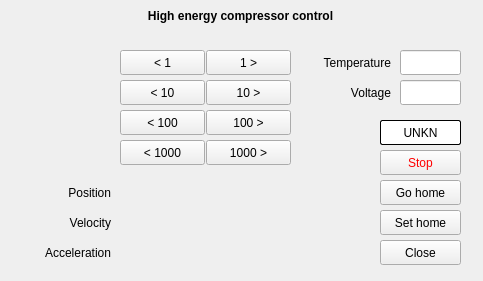
The window that Compressor/compressor.ui (udyni/gui) describes before a commit, drawn with Qt 5.
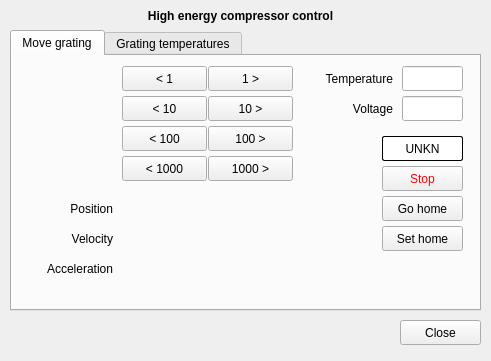
The same window after the commit. Icons and pictures are not drawn. Custom widgets are drawn as their Qt base class.

Commit message:
Compressor: added grating temperature
Added a tab with the grating temperatures

```diff
--- a/Compressor/compressor.ui
+++ b/Compressor/compressor.ui
@@ -6,8 +6,8 @@
    <rect>
     <x>0</x>
     <y>0</y>
-    <width>483</width>
-    <height>281</height>
+    <width>491</width>
+    <height>361</height>
    </rect>
   </property>
   <property name="sizePolicy">
@@ -16,6 +16,12 @@
     <verstretch>0</verstretch>
    </sizepolicy>
   </property>
+  <property name="minimumSize">
+   <size>
+    <width>491</width>
+    <height>361</height>
+   </size>
+  </property>
   <property name="windowTitle">
    <string>Compressor</string>
   </property>
@@ -24,216 +30,6 @@
     <normaloff>:/appicon/prism.png</normaloff>:/appicon/prism.png</iconset>
   </property>
   <widget class="QWidget" name="centralwidget">
-   <widget class="QLabel" name="label">
-    <property name="geometry">
-     <rect>
-      <x>330</x>
-      <y>80</y>
-      <width>61</width>
-      <height>25</height>
-     </rect>
-    </property>
-    <property name="text">
-     <string>Voltage</string>
-    </property>
-    <property name="alignment">
-     <set>Qt::AlignRight|Qt::AlignTrailing|Qt::AlignVCenter</set>
-    </property>
-   </widget>
-   <widget class="QLineEdit" name="voltage">
-    <property name="geometry">
-     <rect>
-      <x>400</x>
-      <y>80</y>
-      <width>61</width>
-      <height>25</height>
-     </rect>
-    </property>
-    <property name="readOnly">
-     <bool>true</bool>
-    </property>
-   </widget>
-   <widget class="QLabel" name="label_2">
-    <property name="geometry">
-     <rect>
-      <x>300</x>
-      <y>50</y>
-      <width>91</width>
-      <height>25</height>
-     </rect>
-    </property>
-    <property name="text">
-     <string>Temperature</string>
-    </property>
-    <property name="alignment">
-     <set>Qt::AlignRight|Qt::AlignTrailing|Qt::AlignVCenter</set>
-    </property>
-   </widget>
-   <widget class="QLineEdit" name="temperature">
-    <property name="geometry">
-     <rect>
-      <x>400</x>
-      <y>50</y>
-      <width>61</width>
-      <height>25</height>
-     </rect>
-    </property>
-    <property name="readOnly">
-     <bool>true</bool>
-    </property>
-   </widget>
-   <widget class="QPushButton" name="minus_10">
-    <property name="geometry">
-     <rect>
-      <x>120</x>
-      <y>80</y>
-      <width>85</width>
-      <height>25</height>
-     </rect>
-    </property>
-    <property name="text">
-     <string>&lt; 10</string>
-    </property>
-   </widget>
-   <widget class="QPushButton" name="plus_10">
-    <property name="geometry">
-     <rect>
-      <x>206</x>
-      <y>80</y>
-      <width>85</width>
-      <height>25</height>
-     </rect>
-    </property>
-    <property name="text">
-     <string>10 &gt;</string>
-    </property>
-   </widget>
-   <widget class="QPushButton" name="plus_100">
-    <property name="geometry">
-     <rect>
-      <x>206</x>
-      <y>110</y>
-      <width>85</width>
-      <height>25</height>
-     </rect>
-    </property>
-    <property name="text">
-     <string>100 &gt;</string>
-    </property>
-   </widget>
-   <widget class="QPushButton" name="minus_100">
-    <property name="geometry">
-     <rect>
-      <x>120</x>
-      <y>110</y>
-      <width>85</width>
-      <height>25</height>
-     </rect>
-    </property>
-    <property name="text">
-     <string>&lt; 100</string>
-    </property>
-   </widget>
-   <widget class="QPushButton" name="minus_1">
-    <property name="geometry">
-     <rect>
-      <x>120</x>
-      <y>50</y>
-      <width>85</width>
-      <height>25</height>
-     </rect>
-    </property>
-    <property name="text">
-     <string>&lt; 1</string>
-    </property>
-   </widget>
-   <widget class="QPushButton" name="plus_1">
-    <property name="geometry">
-     <rect>
-      <x>206</x>
-      <y>50</y>
-      <width>85</width>
-      <height>25</height>
-     </rect>
-    </property>
-    <property name="text">
-     <string>1 &gt;</string>
-    </property>
-   </widget>
-   <widget class="QPushButton" name="minus_1000">
-    <property name="geometry">
-     <rect>
-      <x>120</x>
-      <y>140</y>
-      <width>85</width>
-      <height>25</height>
-     </rect>
-    </property>
-    <property name="text">
-     <string>&lt; 1000</string>
-    </property>
-   </widget>
-   <widget class="QPushButton" name="plus_1000">
-    <property name="geometry">
-     <rect>
-      <x>206</x>
-      <y>140</y>
-      <width>85</width>
-      <height>25</height>
-     </rect>
-    </property>
-    <property name="text">
-     <string>1000 &gt;</string>
-    </property>
-   </widget>
-   <widget class="QLabel" name="label_3">
-    <property name="geometry">
-     <rect>
-      <x>20</x>
-      <y>180</y>
-      <width>91</width>
-      <height>25</height>
-     </rect>
-    </property>
-    <property name="text">
-     <string>Position</string>
-    </property>
-    <property name="alignment">
-     <set>Qt::AlignRight|Qt::AlignTrailing|Qt::AlignVCenter</set>
-    </property>
-   </widget>
-   <widget class="QLabel" name="label_4">
-    <property name="geometry">
-     <rect>
-      <x>20</x>
-      <y>210</y>
-      <width>91</width>
-      <height>25</height>
-     </rect>
-    </property>
-    <property name="text">
-     <string>Velocity</string>
-    </property>
-    <property name="alignment">
-     <set>Qt::AlignRight|Qt::AlignTrailing|Qt::AlignVCenter</set>
-    </property>
-   </widget>
-   <widget class="QLabel" name="label_5">
-    <property name="geometry">
-     <rect>
-      <x>20</x>
-      <y>240</y>
-      <width>91</width>
-      <height>25</height>
-     </rect>
-    </property>
-    <property name="text">
-     <string>Acceleration</string>
-    </property>
-    <property name="alignment">
-     <set>Qt::AlignRight|Qt::AlignTrailing|Qt::AlignVCenter</set>
-    </property>
-   </widget>
    <widget class="QLabel" name="title">
     <property name="geometry">
      <rect>
@@ -256,112 +52,565 @@
      <set>Qt::AlignCenter</set>
     </property>
    </widget>
-   <widget class="QPushButton" name="pb_close">
+   <widget class="QTabWidget" name="tabs">
     <property name="geometry">
      <rect>
-      <x>380</x>
-      <y>240</y>
-      <width>81</width>
-      <height>25</height>
+      <x>10</x>
+      <y>30</y>
+      <width>471</width>
+      <height>281</height>
      </rect>
     </property>
-    <property name="text">
-     <string>Close</string>
+    <property name="currentIndex">
+     <number>0</number>
     </property>
-   </widget>
-   <widget class="QPushButton" name="pb_sethome">
-    <property name="geometry">
-     <rect>
-      <x>380</x>
-      <y>210</y>
-      <width>81</width>
-      <height>25</height>
-     </rect>
-    </property>
-    <property name="text">
-     <string>Set home</string>
-    </property>
-   </widget>
-   <widget class="QPushButton" name="pb_gohome">
-    <property name="geometry">
-     <rect>
-      <x>380</x>
-      <y>180</y>
-      <width>81</width>
-      <height>25</height>
-     </rect>
-    </property>
-    <property name="text">
-     <string>Go home</string>
-    </property>
-   </widget>
-   <widget class="QPushButton" name="pb_stop">
-    <property name="geometry">
-     <rect>
-      <x>380</x>
-      <y>150</y>
-      <width>81</width>
-      <height>25</height>
-     </rect>
-    </property>
-    <property name="styleSheet">
-     <string notr="true">color: red</string>
-    </property>
-    <property name="text">
-     <string>Stop</string>
-    </property>
-   </widget>
-   <widget class="QLabel" name="state">
-    <property name="geometry">
-     <rect>
-      <x>380</x>
-      <y>120</y>
-      <width>81</width>
-      <height>25</height>
-     </rect>
-    </property>
-    <property name="styleSheet">
-     <string notr="true">border-radius: 2px;
+    <widget class="QWidget" name="move_tab">
+     <attribute name="title">
+      <string>Move grating</string>
+     </attribute>
+     <widget class="QAttribute" name="acceleration" native="true">
+      <property name="geometry">
+       <rect>
+        <x>110</x>
+        <y>200</y>
+        <width>231</width>
+        <height>25</height>
+       </rect>
+      </property>
+     </widget>
+     <widget class="QPushButton" name="plus_1">
+      <property name="geometry">
+       <rect>
+        <x>196</x>
+        <y>10</y>
+        <width>85</width>
+        <height>25</height>
+       </rect>
+      </property>
+      <property name="text">
+       <string>1 &gt;</string>
+      </property>
+     </widget>
+     <widget class="QLabel" name="state">
+      <property name="geometry">
+       <rect>
+        <x>370</x>
+        <y>80</y>
+        <width>81</width>
+        <height>25</height>
+       </rect>
+      </property>
+      <property name="styleSheet">
+       <string notr="true">border-radius: 2px;
 border-color: black;
 border: 1px solid;
 background-color: white;
 </string>
+      </property>
+      <property name="text">
+       <string>UNKN</string>
+      </property>
+      <property name="alignment">
+       <set>Qt::AlignCenter</set>
+      </property>
+     </widget>
+     <widget class="QPushButton" name="pb_stop">
+      <property name="geometry">
+       <rect>
+        <x>370</x>
+        <y>110</y>
+        <width>81</width>
+        <height>25</height>
+       </rect>
+      </property>
+      <property name="styleSheet">
+       <string notr="true">color: red</string>
+      </property>
+      <property name="text">
+       <string>Stop</string>
+      </property>
+     </widget>
+     <widget class="QPushButton" name="minus_1">
+      <property name="geometry">
+       <rect>
+        <x>110</x>
+        <y>10</y>
+        <width>85</width>
+        <height>25</height>
+       </rect>
+      </property>
+      <property name="text">
+       <string>&lt; 1</string>
+      </property>
+     </widget>
+     <widget class="QLineEdit" name="voltage">
+      <property name="geometry">
+       <rect>
+        <x>390</x>
+        <y>40</y>
+        <width>61</width>
+        <height>25</height>
+       </rect>
+      </property>
+      <property name="readOnly">
+       <bool>true</bool>
+      </property>
+     </widget>
+     <widget class="QLabel" name="label_5">
+      <property name="geometry">
+       <rect>
+        <x>10</x>
+        <y>200</y>
+        <width>91</width>
+        <height>25</height>
+       </rect>
+      </property>
+      <property name="text">
+       <string>Acceleration</string>
+      </property>
+      <property name="alignment">
+       <set>Qt::AlignRight|Qt::AlignTrailing|Qt::AlignVCenter</set>
+      </property>
+     </widget>
+     <widget class="QAttribute" name="position" native="true">
+      <property name="geometry">
+       <rect>
+        <x>110</x>
+        <y>140</y>
+        <width>231</width>
+        <height>25</height>
+       </rect>
+      </property>
+     </widget>
+     <widget class="QPushButton" name="plus_10">
+      <property name="geometry">
+       <rect>
+        <x>196</x>
+        <y>40</y>
+        <width>85</width>
+        <height>25</height>
+       </rect>
+      </property>
+      <property name="text">
+       <string>10 &gt;</string>
+      </property>
+     </widget>
+     <widget class="QPushButton" name="minus_100">
+      <property name="geometry">
+       <rect>
+        <x>110</x>
+        <y>70</y>
+        <width>85</width>
+        <height>25</height>
+       </rect>
+      </property>
+      <property name="text">
+       <string>&lt; 100</string>
+      </property>
+     </widget>
+     <widget class="QLabel" name="label">
+      <property name="geometry">
+       <rect>
+        <x>320</x>
+        <y>40</y>
+        <width>61</width>
+        <height>25</height>
+       </rect>
+      </property>
+      <property name="text">
+       <string>Voltage</string>
+      </property>
+      <property name="alignment">
+       <set>Qt::AlignRight|Qt::AlignTrailing|Qt::AlignVCenter</set>
+      </property>
+     </widget>
+     <widget class="QLabel" name="label_4">
+      <property name="geometry">
+       <rect>
+        <x>10</x>
+        <y>170</y>
+        <width>91</width>
+        <height>25</height>
+       </rect>
+      </property>
+      <property name="text">
+       <string>Velocity</string>
+      </property>
+      <property name="alignment">
+       <set>Qt::AlignRight|Qt::AlignTrailing|Qt::AlignVCenter</set>
+      </property>
+     </widget>
+     <widget class="QPushButton" name="plus_100">
+      <property name="geometry">
+       <rect>
+        <x>196</x>
+        <y>70</y>
+        <width>85</width>
+        <height>25</height>
+       </rect>
+      </property>
+      <property name="text">
+       <string>100 &gt;</string>
+      </property>
+     </widget>
+     <widget class="QPushButton" name="pb_sethome">
+      <property name="geometry">
+       <rect>
+        <x>370</x>
+        <y>170</y>
+        <width>81</width>
+        <height>25</height>
+       </rect>
+      </property>
+      <property name="text">
+       <string>Set home</string>
+      </property>
+     </widget>
+     <widget class="QPushButton" name="minus_1000">
+      <property name="geometry">
+       <rect>
+        <x>110</x>
+        <y>100</y>
+        <width>85</width>
+        <height>25</height>
+       </rect>
+      </property>
+      <property name="text">
+       <string>&lt; 1000</string>
+      </property>
+     </widget>
+     <widget class="QAttribute" name="velocity" native="true">
+      <property name="geometry">
+       <rect>
+        <x>110</x>
+        <y>170</y>
+        <width>231</width>
+        <height>25</height>
+       </rect>
+      </property>
+     </widget>
+     <widget class="QLabel" name="label_3">
+      <property name="geometry">
+       <rect>
+        <x>10</x>
+        <y>140</y>
+        <width>91</width>
+        <height>25</height>
+       </rect>
+      </property>
+      <property name="text">
+       <string>Position</string>
+      </property>
+      <property name="alignment">
+       <set>Qt::AlignRight|Qt::AlignTrailing|Qt::AlignVCenter</set>
+      </property>
+     </widget>
+     <widget class="QLabel" name="label_2">
+      <property name="geometry">
+       <rect>
+        <x>290</x>
+        <y>10</y>
+        <width>91</width>
+        <height>25</height>
+       </rect>
+      </property>
+      <property name="text">
+       <string>Temperature</string>
+      </property>
+      <property name="alignment">
+       <set>Qt::AlignRight|Qt::AlignTrailing|Qt::AlignVCenter</set>
+      </property>
+     </widget>
+     <widget class="QPushButton" name="plus_1000">
+      <property name="geometry">
+       <rect>
+        <x>196</x>
+        <y>100</y>
+        <width>85</width>
+        <height>25</height>
+       </rect>
+      </property>
+      <property name="text">
+       <string>1000 &gt;</string>
+      </property>
+     </widget>
+     <widget class="QPushButton" name="minus_10">
+      <property name="geometry">
+       <rect>
+        <x>110</x>
+        <y>40</y>
+        <width>85</width>
+        <height>25</height>
+       </rect>
+      </property>
+      <property name="text">
+       <string>&lt; 10</string>
+      </property>
+     </widget>
+     <widget class="QPushButton" name="pb_gohome">
+      <property name="geometry">
+       <rect>
+        <x>370</x>
+        <y>140</y>
+        <width>81</width>
+        <height>25</height>
+       </rect>
+      </property>
+      <property name="text">
+       <string>Go home</string>
+      </property>
+     </widget>
+     <widget class="QLineEdit" name="temperature">
+      <property name="geometry">
+       <rect>
+        <x>390</x>
+        <y>10</y>
+        <width>61</width>
+        <height>25</height>
+       </rect>
+      </property>
+      <property name="readOnly">
+       <bool>true</bool>
+      </property>
+     </widget>
+    </widget>
+    <widget class="QWidget" name="temp_tab">
+     <attribute name="title">
+      <string>Grating temperatures</string>
+     </attribute>
+     <widget class="QLabel" name="title_2">
+      <property name="geometry">
+       <rect>
+        <x>10</x>
+        <y>10</y>
+        <width>441</width>
+        <height>31</height>
+       </rect>
+      </property>
+      <property name="font">
+       <font>
+        <weight>75</weight>
+        <bold>true</bold>
+       </font>
+      </property>
+      <property name="text">
+       <string>Small grating</string>
+      </property>
+      <property name="alignment">
+       <set>Qt::AlignCenter</set>
+      </property>
+     </widget>
+     <widget class="QLabel" name="title_3">
+      <property name="geometry">
+       <rect>
+        <x>10</x>
+        <y>120</y>
+        <width>441</width>
+        <height>31</height>
+       </rect>
+      </property>
+      <property name="font">
+       <font>
+        <weight>75</weight>
+        <bold>true</bold>
+       </font>
+      </property>
+      <property name="text">
+       <string>Large grating</string>
+      </property>
+      <property name="alignment">
+       <set>Qt::AlignCenter</set>
+      </property>
+     </widget>
+     <widget class="QLineEdit" name="sm_lu">
+      <property name="geometry">
+       <rect>
+        <x>70</x>
+        <y>50</y>
+        <width>70</width>
+        <height>25</height>
+       </rect>
+      </property>
+     </widget>
+     <widget class="QLineEdit" name="sm_ld">
+      <property name="geometry">
+       <rect>
+        <x>70</x>
+        <y>80</y>
+        <width>70</width>
+        <height>25</height>
+       </rect>
+      </property>
+     </widget>
+     <widget class="QLineEdit" name="sm_rd">
+      <property name="geometry">
+       <rect>
+        <x>210</x>
+        <y>80</y>
+        <width>70</width>
+        <height>25</height>
+       </rect>
+      </property>
+     </widget>
+     <widget class="QLineEdit" name="sm_ru">
+      <property name="geometry">
+       <rect>
+        <x>210</x>
+        <y>50</y>
+        <width>70</width>
+        <height>25</height>
+       </rect>
+      </property>
+     </widget>
+     <widget class="QLineEdit" name="sm_amb">
+      <property name="geometry">
+       <rect>
+        <x>380</x>
+        <y>50</y>
+        <width>70</width>
+        <height>25</height>
+       </rect>
+      </property>
+     </widget>
+     <widget class="QLabel" name="label_6">
+      <property name="geometry">
+       <rect>
+        <x>8</x>
+        <y>67</y>
+        <width>51</width>
+        <height>20</height>
+       </rect>
+      </property>
+      <property name="text">
+       <string>Left</string>
+      </property>
+      <property name="alignment">
+       <set>Qt::AlignRight|Qt::AlignTrailing|Qt::AlignVCenter</set>
+      </property>
+     </widget>
+     <widget class="QLabel" name="label_7">
+      <property name="geometry">
+       <rect>
+        <x>151</x>
+        <y>67</y>
+        <width>51</width>
+        <height>20</height>
+       </rect>
+      </property>
+      <property name="text">
+       <string>Right</string>
+      </property>
+      <property name="alignment">
+       <set>Qt::AlignRight|Qt::AlignTrailing|Qt::AlignVCenter</set>
+      </property>
+     </widget>
+     <widget class="QLabel" name="label_8">
+      <property name="geometry">
+       <rect>
+        <x>290</x>
+        <y>52</y>
+        <width>81</width>
+        <height>20</height>
+       </rect>
+      </property>
+      <property name="text">
+       <string>Ambient</string>
+      </property>
+      <property name="alignment">
+       <set>Qt::AlignRight|Qt::AlignTrailing|Qt::AlignVCenter</set>
+      </property>
+     </widget>
+     <widget class="QLineEdit" name="lg_r">
+      <property name="geometry">
+       <rect>
+        <x>210</x>
+        <y>160</y>
+        <width>70</width>
+        <height>25</height>
+       </rect>
+      </property>
+     </widget>
+     <widget class="QLineEdit" name="lg_l">
+      <property name="geometry">
+       <rect>
+        <x>70</x>
+        <y>160</y>
+        <width>70</width>
+        <height>25</height>
+       </rect>
+      </property>
+     </widget>
+     <widget class="QLabel" name="label_9">
+      <property name="geometry">
+       <rect>
+        <x>290</x>
+        <y>162</y>
+        <width>81</width>
+        <height>20</height>
+       </rect>
+      </property>
+      <property name="text">
+       <string>Ambient</string>
+      </property>
+      <property name="alignment">
+       <set>Qt::AlignRight|Qt::AlignTrailing|Qt::AlignVCenter</set>
+      </property>
+     </widget>
+     <widget class="QLabel" name="label_10">
+      <property name="geometry">
+       <rect>
+        <x>156</x>
+        <y>162</y>
+        <width>51</width>
+        <height>20</height>
+       </rect>
+      </property>
+      <property name="text">
+       <string>Right</string>
+      </property>
+      <property name="alignment">
+       <set>Qt::AlignRight|Qt::AlignTrailing|Qt::AlignVCenter</set>
+      </property>
+     </widget>
+     <widget class="QLineEdit" name="lg_amb">
+      <property name="geometry">
+       <rect>
+        <x>380</x>
+        <y>160</y>
+        <width>70</width>
+        <height>25</height>
+       </rect>
+      </property>
+     </widget>
+     <widget class="QLabel" name="label_11">
+      <property name="geometry">
+       <rect>
+        <x>10</x>
+        <y>162</y>
+        <width>51</width>
+        <height>20</height>
+       </rect>
+      </property>
+      <property name="text">
+       <string>Left</string>
+      </property>
+      <property name="alignment">
+       <set>Qt::AlignRight|Qt::AlignTrailing|Qt::AlignVCenter</set>
+      </property>
+     </widget>
+    </widget>
+   </widget>
+   <widget class="QPushButton" name="pb_close">
+    <property name="geometry">
+     <rect>
+      <x>400</x>
+      <y>320</y>
+      <width>81</width>
+      <height>25</height>
+     </rect>
     </property>
     <property name="text">
-     <string>UNKN</string>
-    </property>
-    <property name="alignment">
-     <set>Qt::AlignCenter</set>
-    </property>
-   </widget>
-   <widget class="QAttribute" name="position" native="true">
-    <property name="geometry">
-     <rect>
-      <x>120</x>
-      <y>180</y>
-      <width>231</width>
-      <height>25</height>
-     </rect>
-    </property>
-   </widget>
-   <widget class="QAttribute" name="velocity" native="true">
-    <property name="geometry">
-     <rect>
-      <x>120</x>
-      <y>210</y>
-      <width>231</width>
-      <height>25</height>
-     </rect>
-    </property>
-   </widget>
-   <widget class="QAttribute" name="acceleration" native="true">
-    <property name="geometry">
-     <rect>
-      <x>120</x>
-      <y>240</y>
-      <width>231</width>
-      <height>25</height>
-     </rect>
+     <string>Close</string>
     </property>
    </widget>
   </widget>
```
The commit also changes 1 other file.
